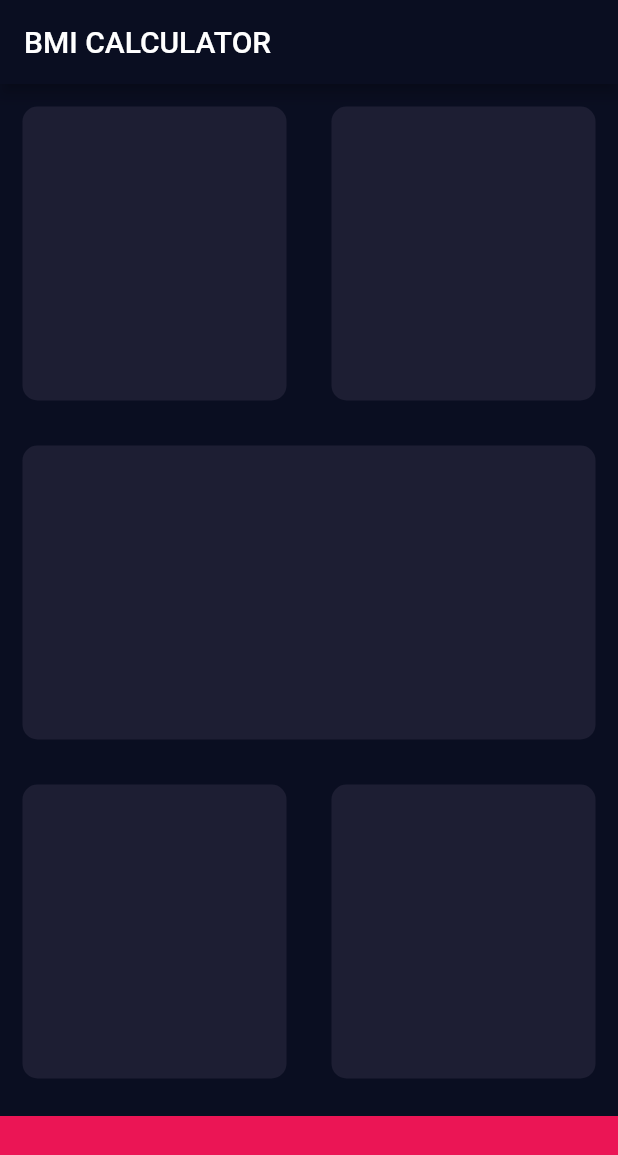
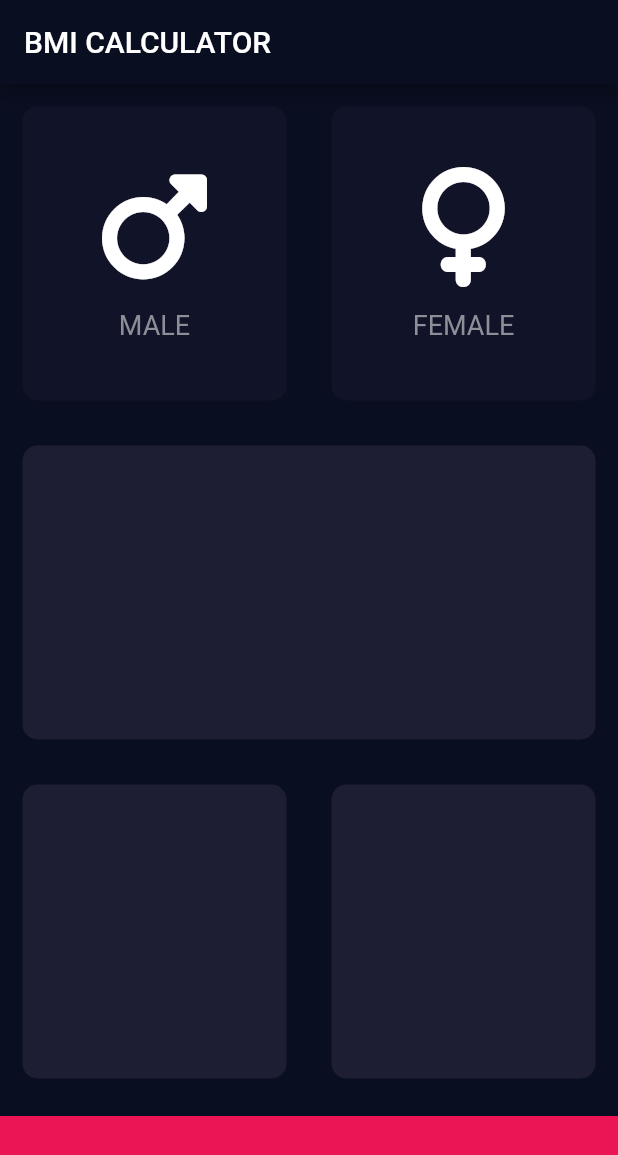
Before and after one commit to prameshbajra/flutterui, a Flutter app: the screen it shows after launch, on a phone screen of 412 x 824 dp. Shown: the top 1155 px of the screen. Run offline on Flutter 3.47's test engine with Material 2 defaults, Android fonts, the phone set to English and light mode, and no system bars; our stand-ins replace font_awesome_flutter.

Commit message:
- Font awesome package used - Gesture detector

```diff
--- /dev/null
+++ b/lib/custom_icon.dart
@@ -0,0 +1,36 @@
+import 'package:flutter/material.dart';
+
+class CustomIconWidget extends StatelessWidget {
+  final String widgetText;
+  final IconData widgetIcon;
+
+  const CustomIconWidget({
+    super.key,
+    required this.widgetText,
+    required this.widgetIcon,
+  });
+
+  @override
+  Widget build(BuildContext context) {
+    return Column(
+      mainAxisAlignment: MainAxisAlignment.center,
+      children: <Widget>[
+        Icon(
+          widgetIcon,
+          size: 80.0,
+          color: Colors.white,
+        ),
+        const SizedBox(
+          height: 15.0,
+        ),
+        Text(
+          widgetText,
+          style: const TextStyle(
+            fontSize: 18.0,
+            color: Color(0xFF8D8E98),
+          ),
+        ),
+      ],
+    );
+  }
+}
--- a/lib/main.dart
+++ b/lib/main.dart
@@ -1,10 +1,14 @@
 import 'package:flutter/material.dart';
+import 'package:flutterui/custom_icon.dart';
+import 'package:flutterui/reusable_card.dart';
+import 'package:font_awesome_flutter/font_awesome_flutter.dart';
 
 void main() => runApp(const BMICalculator());
 
 const Color bottomContainerColor = Color(0xFFEB1555);
 const double bottomContainerHeight = 80.0;
 const Color activeCardColor = Color(0xFF1D1E33);
+const Color inactiveCardColor = Color(0xFF111328);
 
 class BMICalculator extends StatelessWidget {
   const BMICalculator({super.key});
@@ -36,6 +40,14 @@ class InputPage extends StatefulWidget {
 }
 
 class _InputPageState extends State<InputPage> {
+  Color maleCardColor = inactiveCardColor;
+  Color femaleCardColor = inactiveCardColor;
+
+  void updateCardColor(String gender) {
+    maleCardColor = gender == 'MALE' ? activeCardColor : inactiveCardColor;
+    femaleCardColor = gender == 'FEMALE' ? activeCardColor : inactiveCardColor;
+  }
+
   @override
   Widget build(BuildContext context) {
     return Scaffold(
@@ -44,17 +56,38 @@ class _InputPageState extends State<InputPage> {
       ),
       body: Column(
         children: <Widget>[
-          const Expanded(
+          Expanded(
             child: Row(
               children: <Widget>[
                 Expanded(
-                  child: ReusableCard(
-                    color: activeCardColor,
+                  child: GestureDetector(
+                    onTap: () => {
+                      setState(
+                        () => updateCardColor('MALE'),
+                      ),
+                    },
+                    child: ReusableCard(
+                      color: maleCardColor,
+                      cardChild: const CustomIconWidget(
+                          widgetIcon: FontAwesomeIcons.mars,
+                          widgetText: 'MALE'),
+                    ),
                   ),
                 ),
                 Expanded(
-                  child: ReusableCard(
-                    color: activeCardColor,
+                  child: GestureDetector(
+                    onTap: () => {
+                      setState(
+                        () => updateCardColor('FEMALE'),
+                      )
+                    },
+                    child: ReusableCard(
+                      color: femaleCardColor,
+                      cardChild: const CustomIconWidget(
+                        widgetIcon: FontAwesomeIcons.venus,
+                        widgetText: 'FEMALE',
+                      ),
+                    ),
                   ),
                 )
               ],
@@ -98,20 +131,3 @@ class _InputPageState extends State<InputPage> {
     );
   }
 }
-
-class ReusableCard extends StatelessWidget {
-  final Color color;
-
-  const ReusableCard({super.key, required this.color});
-
-  @override
-  Widget build(BuildContext context) {
-    return Container(
-      margin: const EdgeInsets.all(15.0),
-      decoration: BoxDecoration(
-        color: color,
-        borderRadius: BorderRadius.circular(10.0),
-      ),
-    );
-  }
-}
--- /dev/null
+++ b/lib/reusable_card.dart
@@ -0,0 +1,20 @@
+import 'package:flutter/material.dart';
+
+class ReusableCard extends StatelessWidget {
+  final Color color;
+  final Widget? cardChild;
+
+  const ReusableCard({super.key, required this.color, this.cardChild});
+
+  @override
+  Widget build(BuildContext context) {
+    return Container(
+      margin: const EdgeInsets.all(15.0),
+      decoration: BoxDecoration(
+        color: color,
+        borderRadius: BorderRadius.circular(10.0),
+      ),
+      child: cardChild,
+    );
+  }
+}
--- a/pubspec.yaml
+++ b/pubspec.yaml
@@ -36,6 +36,7 @@ dependencies:
   # Use with the CupertinoIcons class for iOS style icons.
   cupertino_icons: ^1.0.2
   audioplayers: ^4.1.0
+  font_awesome_flutter: ^10.5.0
 
 dev_dependencies:
   flutter_test:
```
